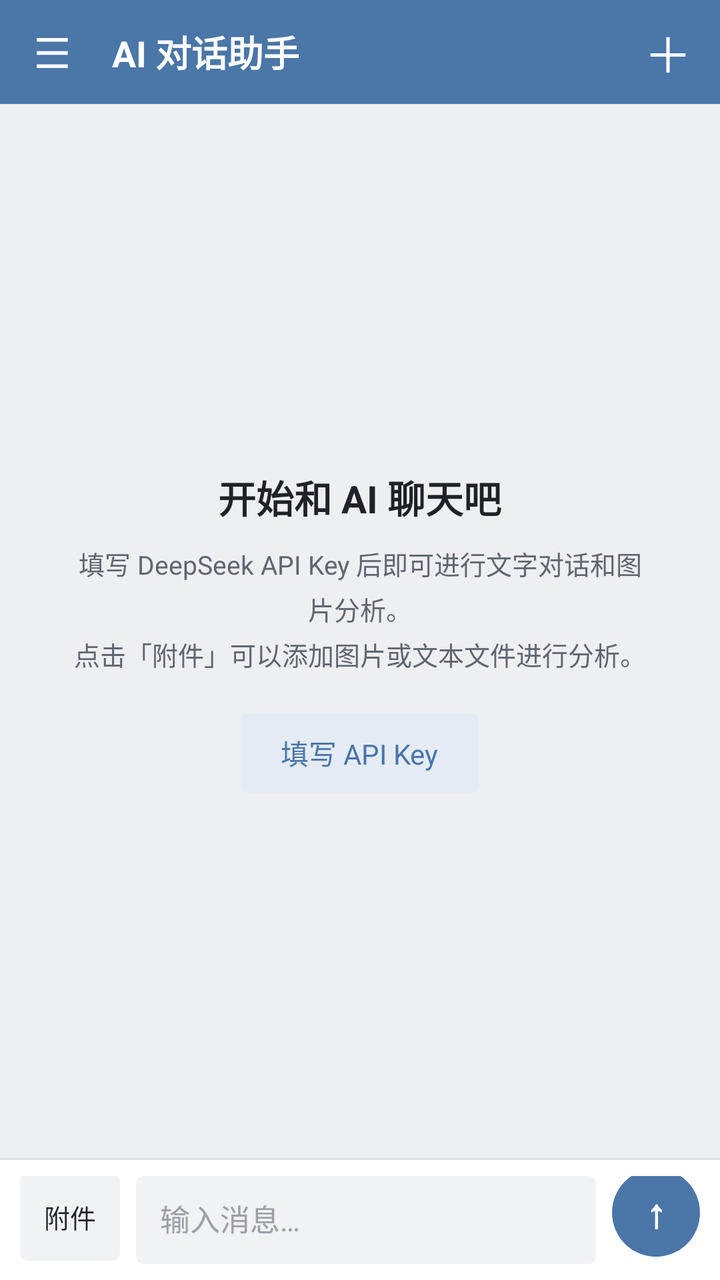
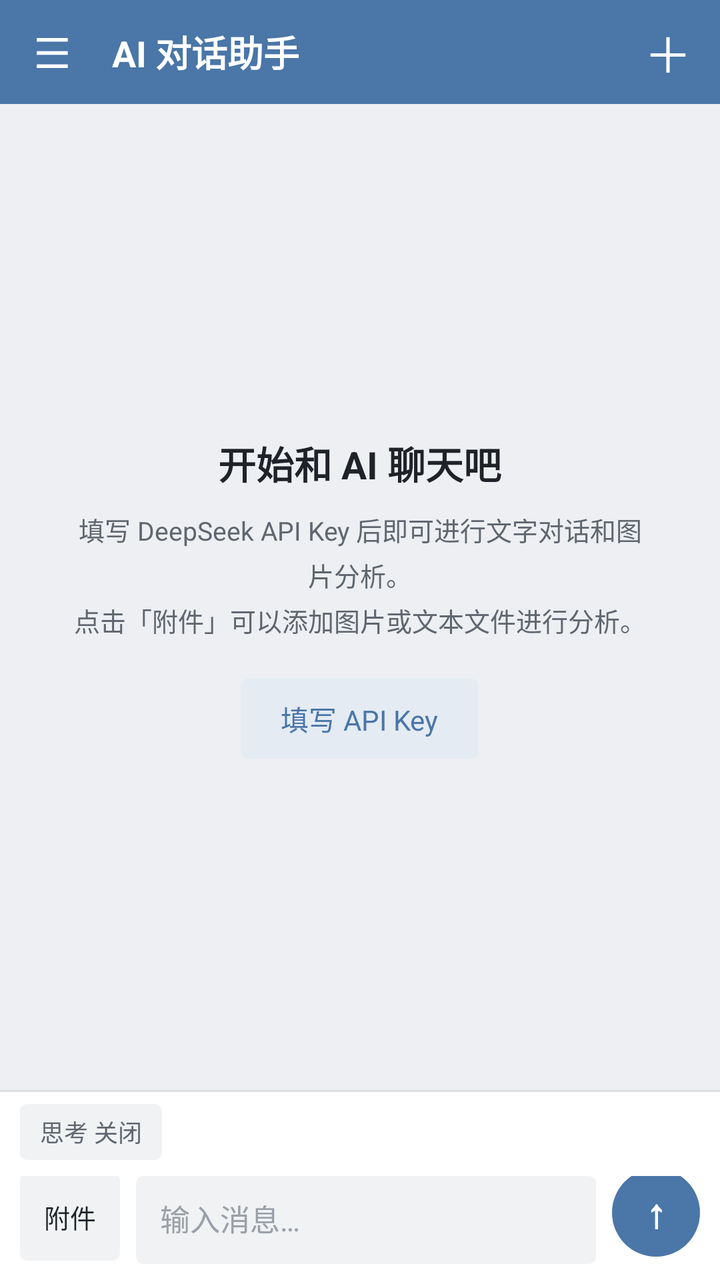

Two renders of the same Android screen: before a commit and after it. Below are the layout's source before the change and the commit's diff.
<!-- AndroidManifest.xml: application theme AppTheme -->
<!-- res/layout/activity_main.xml -->
<?xml version="1.0" encoding="utf-8"?>
<FrameLayout xmlns:android="http://schemas.android.com/apk/res/android"
    android:layout_width="match_parent"
    android:layout_height="match_parent">

    <LinearLayout
        android:layout_width="match_parent"
        android:layout_height="match_parent"
        android:background="@color/bg_page"
        android:orientation="vertical">

        
        <LinearLayout
            android:layout_width="match_parent"
            android:layout_height="52dp"
            android:background="@color/top_bar"
            android:gravity="center_vertical"
            android:orientation="horizontal">

            <TextView
                android:id="@+id/drawer_button"
                android:layout_width="52dp"
                android:layout_height="52dp"
                android:background="@drawable/bg_row_ripple"
                android:contentDescription="打开会话列表"
                android:gravity="center"
                android:text="☰"
                android:textColor="@color/top_bar_text"
                android:textSize="21sp" />

            <TextView
                android:layout_width="0dp"
                android:layout_height="wrap_content"
                android:layout_weight="1"
                android:ellipsize="end"
                android:paddingLeft="4dp"
                android:singleLine="true"
                android:text="@string/app_name"
                android:textColor="@color/top_bar_text"
                android:textSize="18sp"
                android:textStyle="bold" />

            <TextView
                android:id="@+id/top_new_button"
                android:layout_width="52dp"
                android:layout_height="52dp"
                android:background="@drawable/bg_row_ripple"
                android:contentDescription="新建对话"
                android:gravity="center"
                android:text="＋"
                android:textColor="@color/top_bar_text"
                android:textSize="24sp" />
        </LinearLayout>

        <FrameLayout
            android:layout_width="match_parent"
            android:layout_height="0dp"
            android:layout_weight="1">

            <ListView
                android:id="@+id/message_list"
                android:layout_width="match_parent"
                android:layout_height="match_parent"
                android:cacheColorHint="#00000000"
                android:clipToPadding="false"
                android:divider="@null"
                android:dividerHeight="0dp"
                android:paddingBottom="8dp"
                android:paddingTop="8dp"
                android:scrollbars="none"
                android:stackFromBottom="true"
                android:transcriptMode="normal" />

            <LinearLayout
                android:id="@+id/empty_state"
                android:layout_width="match_parent"
                android:layout_height="match_parent"
                android:gravity="center"
                android:orientation="vertical"
                android:paddingLeft="36dp"
                android:paddingRight="36dp">

                <TextView
                    android:layout_width="wrap_content"
                    android:layout_height="wrap_content"
                    android:text="开始和 AI 聊天吧"
                    android:textColor="@color/text_primary"
                    android:textSize="19sp"
                    android:textStyle="bold" />

                <TextView
                    android:layout_width="match_parent"
                    android:layout_height="wrap_content"
                    android:layout_marginTop="10dp"
                    android:gravity="center"
                    android:lineSpacingExtra="4dp"
                    android:text="@string/empty_hint"
                    android:textColor="@color/text_secondary"
                    android:textSize="13sp" />

                <TextView
                    android:id="@+id/empty_settings_button"
                    android:layout_width="wrap_content"
                    android:layout_height="40dp"
                    android:layout_marginTop="20dp"
                    android:background="@drawable/bg_button_secondary"
                    android:gravity="center"
                    android:paddingLeft="20dp"
                    android:paddingRight="20dp"
                    android:text="填写 API Key"
                    android:textColor="@color/brand"
                    android:textSize="14sp" />
            </LinearLayout>
        </FrameLayout>

        <LinearLayout
            android:id="@+id/status_row"
            android:layout_width="match_parent"
            android:layout_height="wrap_content"
            android:background="@color/bg_soft"
            android:gravity="center_vertical"
            android:orientation="horizontal"
            android:paddingBottom="6dp"
            android:paddingLeft="16dp"
            android:paddingRight="16dp"
            android:paddingTop="6dp"
            android:visibility="gone">

            <ProgressBar
                android:id="@+id/status_progress"
                style="?android:attr/progressBarStyleSmall"
                android:layout_width="18dp"
                android:layout_height="18dp" />

            <TextView
                android:id="@+id/status_text"
                android:layout_width="wrap_content"
                android:layout_height="wrap_content"
                android:layout_marginLeft="8dp"
                android:text="正在思考…"
                android:textColor="@color/text_secondary"
                android:textSize="12sp" />
        </LinearLayout>

        <LinearLayout
            android:id="@+id/attachment_row"
            android:layout_width="match_parent"
            android:layout_height="wrap_content"
            android:layout_marginBottom="2dp"
            android:layout_marginLeft="10dp"
            android:layout_marginRight="10dp"
            android:background="@drawable/bg_chip"
            android:gravity="center_vertical"
            android:orientation="horizontal"
            android:padding="8dp"
            android:visibility="gone">

            <FrameLayout
                android:layout_width="40dp"
                android:layout_height="40dp">

                <ImageView
                    android:id="@+id/attachment_thumb"
                    android:layout_width="40dp"
                    android:layout_height="40dp"
                    android:background="@drawable/bg_thumb"
                    android:contentDescription="附件预览"
                    android:scaleType="centerCrop"
                    android:visibility="gone" />

                <TextView
                    android:id="@+id/attachment_badge"
                    android:layout_width="40dp"
                    android:layout_height="40dp"
                    android:background="@drawable/bg_badge"
                    android:gravity="center"
                    android:text="TXT"
                    android:textColor="@color/brand"
                    android:textSize="11sp"
                    android:textStyle="bold"
                    android:visibility="gone" />
            </FrameLayout>

            <TextView
                android:id="@+id/attachment_name"
                android:layout_width="0dp"
                android:layout_height="wrap_content"
                android:layout_marginLeft="10dp"
                android:layout_weight="1"
                android:ellipsize="middle"
                android:singleLine="true"
                android:textColor="@color/text_primary"
                android:textSize="13sp" />

            <TextView
                android:id="@+id/attachment_remove"
                android:layout_width="34dp"
                android:layout_height="34dp"
                android:gravity="center"
                android:text="×"
                android:textColor="@color/text_secondary"
                android:textSize="20sp" />
        </LinearLayout>

        <View
            android:layout_width="match_parent"
            android:layout_height="1dp"
            android:background="@color/divider" />

        
        <LinearLayout
            android:layout_width="match_parent"
            android:layout_height="wrap_content"
            android:background="@color/surface"
            android:gravity="bottom"
            android:orientation="horizontal"
            android:paddingBottom="8dp"
            android:paddingLeft="10dp"
            android:paddingRight="10dp"
            android:paddingTop="8dp">

            <TextView
                android:id="@+id/attach_button"
                android:layout_width="wrap_content"
                android:layout_height="44dp"
                android:background="@drawable/bg_chip"
                android:gravity="center"
                android:paddingLeft="12dp"
                android:paddingRight="12dp"
                android:text="附件"
                android:textColor="@color/text_primary"
                android:textSize="13sp" />

            <EditText
                android:id="@+id/input"
                android:layout_width="0dp"
                android:layout_height="wrap_content"
                android:layout_marginLeft="8dp"
                android:layout_weight="1"
                android:background="@drawable/bg_input"
                android:gravity="top"
                android:hint="输入消息…"
                android:inputType="textCapSentences|textMultiLine"
                android:maxLines="5"
                android:minHeight="44dp"
                android:paddingBottom="10dp"
                android:paddingLeft="12dp"
                android:paddingRight="12dp"
                android:paddingTop="10dp"
                android:textColor="@color/text_primary"
                android:textColorHint="@color/text_hint"
                android:textSize="15sp" />

            <TextView
                android:id="@+id/send_button"
                android:layout_width="44dp"
                android:layout_height="44dp"
                android:layout_marginLeft="8dp"
                android:background="@drawable/bg_send_circle"
                android:contentDescription="发送"
                android:gravity="center"
                android:text="↑"
                android:textColor="@color/white"
                android:textSize="20sp"
                android:textStyle="bold" />
        </LinearLayout>

    </LinearLayout>

    <View
        android:id="@+id/drawer_scrim"
        android:layout_width="match_parent"
        android:layout_height="match_parent"
        android:background="@color/scrim"
        android:visibility="gone" />

    <LinearLayout
        android:id="@+id/drawer_panel"
        android:layout_width="300dp"
        android:layout_height="match_parent"
        android:background="@color/surface"
        android:orientation="vertical"
        android:visibility="gone">

        <LinearLayout
            android:layout_width="match_parent"
            android:layout_height="52dp"
            android:background="@color/top_bar"
            android:gravity="center_vertical"
            android:orientation="horizontal"
            android:paddingLeft="16dp"
            android:paddingRight="10dp">

            <TextView
                android:layout_width="0dp"
                android:layout_height="wrap_content"
                android:layout_weight="1"
                android:text="对话"
                android:textColor="@color/top_bar_text"
                android:textSize="17sp"
                android:textStyle="bold" />

            <TextView
                android:id="@+id/new_conversation_button"
                android:layout_width="wrap_content"
                android:layout_height="40dp"
                android:gravity="center"
                android:paddingLeft="10dp"
                android:paddingRight="10dp"
                android:text="＋ 新建"
                android:textColor="@color/top_bar_text"
                android:textSize="13sp" />
        </LinearLayout>

        <EditText
            android:id="@+id/drawer_search"
            android:layout_width="match_parent"
            android:layout_height="38dp"
            android:layout_marginBottom="6dp"
            android:layout_marginLeft="10dp"
            android:layout_marginRight="10dp"
            android:layout_marginTop="10dp"
            android:background="@drawable/bg_search"
            android:hint="搜索对话或消息"
            android:inputType="text"
            android:paddingLeft="10dp"
            android:paddingRight="10dp"
            android:singleLine="true"
            android:textColor="@color/text_primary"
            android:textColorHint="@color/text_hint"
            android:textSize="13sp" />

        <ListView
            android:id="@+id/conversation_list"
            android:layout_width="match_parent"
            android:layout_height="0dp"
            android:layout_weight="1"
            android:cacheColorHint="#00000000"
            android:divider="@color/divider"
            android:dividerHeight="1dp"
            android:paddingBottom="2dp"
            android:paddingTop="2dp"
            android:scrollbars="none" />

        <View
            android:layout_width="match_parent"
            android:layout_height="1dp"
            android:background="@color/divider" />

        <TextView
            android:id="@+id/usage_summary"
            android:layout_width="match_parent"
            android:layout_height="wrap_content"
            android:background="@drawable/bg_row_ripple"
            android:paddingBottom="10dp"
            android:paddingLeft="16dp"
            android:paddingRight="16dp"
            android:paddingTop="10dp"
            android:text="本会话暂无 token 用量"
            android:textColor="@color/text_hint"
            android:textSize="11sp" />

        <View
            android:layout_width="match_parent"
            android:layout_height="1dp"
            android:background="@color/divider" />

        <LinearLayout
            android:id="@+id/drawer_settings_button"
            style="@style/SettingsRow"
            android:layout_height="52dp">

            <TextView
                android:layout_width="wrap_content"
                android:layout_height="wrap_content"
                android:text="设置"
                android:textColor="@color/text_primary"
                android:textSize="14sp" />

            <TextView
                android:layout_width="0dp"
                android:layout_height="wrap_content"
                android:layout_marginLeft="10dp"
                android:layout_weight="1"
                android:text="接口、模型与费用单价"
                android:textColor="@color/text_hint"
                android:textSize="11sp" />

            <TextView
                android:layout_width="wrap_content"
                android:layout_height="wrap_content"
                android:text="›"
                android:textColor="@color/text_hint"
                android:textSize="20sp" />
        </LinearLayout>

    </LinearLayout>

</FrameLayout>
<!-- resources referenced by this layout -->
<resources>
  <color name="bg_page">#EDEFF2</color>
  <color name="bg_soft">#F4F5F7</color>
  <color name="brand">#4A76A8</color>
  <color name="divider">#DCE0E5</color>
  <color name="scrim">#99000000</color>
  <color name="surface">#FFFFFF</color>
  <color name="text_hint">#9AA0A8</color>
  <color name="text_primary">#1F2329</color>
  <color name="text_secondary">#5F6670</color>
  <color name="top_bar">#4A76A8</color>
  <color name="top_bar_text">#FFFFFF</color>
  <color name="white">#FFFFFF</color>
  <!-- drawable bg_badge (drawable) -->
  <?xml version="1.0" encoding="utf-8"?>
  <shape xmlns:android="http://schemas.android.com/apk/res/android" android:shape="rectangle">
      <solid android:color="@color/badge_bg" />
      <corners android:radius="10dp" />
  </shape>
  <!-- drawable bg_chip (drawable) -->
  <?xml version="1.0" encoding="utf-8"?>
  <shape xmlns:android="http://schemas.android.com/apk/res/android" android:shape="rectangle">
      <solid android:color="@color/input_bg" />
      <corners android:radius="4dp" />
  </shape>
  <!-- drawable bg_input (drawable) -->
  <?xml version="1.0" encoding="utf-8"?>
  <shape xmlns:android="http://schemas.android.com/apk/res/android" android:shape="rectangle">
      <solid android:color="@color/input_bg" />
      <corners android:radius="4dp" />
  </shape>
  <!-- drawable bg_search (drawable) -->
  <?xml version="1.0" encoding="utf-8"?>
  <shape xmlns:android="http://schemas.android.com/apk/res/android" android:shape="rectangle">
      <solid android:color="@color/input_bg" />
      <corners android:radius="4dp" />
  </shape>
  <!-- drawable bg_send_circle (drawable) -->
  <?xml version="1.0" encoding="utf-8"?>
  <selector xmlns:android="http://schemas.android.com/apk/res/android">
      <item android:state_pressed="true">
          <shape android:shape="oval">
              <solid android:color="@color/brand_dark" />
          </shape>
      </item>
      <item>
          <shape android:shape="oval">
              <solid android:color="@color/brand" />
          </shape>
      </item>
  </selector>
  <!-- drawable bg_thumb (drawable) -->
  <?xml version="1.0" encoding="utf-8"?>
  <shape xmlns:android="http://schemas.android.com/apk/res/android" android:shape="rectangle">
      <solid android:color="@color/thumb_bg" />
      <corners android:radius="10dp" />
  </shape>
  <string name="app_name">AI 对话助手</string>
  <string name="empty_hint">填写 DeepSeek API Key 后即可进行文字对话和图片分析。\n点击「附件」可以添加图片或文本文件进行分析。</string>
  <style name="SettingsRow">
          <item name="android:layout_width">match_parent</item>
          <item name="android:layout_height">52dp</item>
          <item name="android:gravity">center_vertical</item>
          <item name="android:orientation">horizontal</item>
          <item name="android:paddingLeft">16dp</item>
          <item name="android:paddingRight">16dp</item>
          <item name="android:background">@drawable/bg_row_ripple</item>
      </style>
  <style name="AppTheme" parent="AppTheme.Base" />
  <color name="badge_bg">#E4EBF3</color>
  <color name="brand_light_pressed">#D5E0EA</color>
  <color name="brand_light">#E4EBF3</color>
  <color name="input_bg">#F0F2F4</color>
  <color name="row_pressed">#E4EAF0</color>
  <color name="brand_dark">#3D628C</color>
  <color name="thumb_bg">#DCE0E5</color>
  <style name="AppTheme.Base" parent="android:Theme.Holo.Light.NoActionBar">
          <item name="android:windowBackground">@color/bg_page</item>
          <item name="android:textColorPrimary">@color/text_primary</item>
          <item name="android:textColorSecondary">@color/text_secondary</item>
          <item name="android:windowSoftInputMode">adjustResize</item>
      </style>
  <!-- unchanged entries left out for length: 2 -->
</resources>

<!-- the commit's change to res/layout/activity_main.xml (unified diff, before → after) -->
@@ -206,6 +206,29 @@
             android:layout_width="match_parent"
             android:layout_height="1dp"
             android:background="@color/divider" />
+
+        
+        <LinearLayout
+            android:layout_width="match_parent"
+            android:layout_height="wrap_content"
+            android:background="@color/surface"
+            android:orientation="horizontal"
+            android:paddingLeft="10dp"
+            android:paddingRight="10dp"
+            android:paddingTop="6dp">
+
+            <TextView
+                android:id="@+id/thinking_button"
+                android:layout_width="wrap_content"
+                android:layout_height="28dp"
+                android:background="@drawable/bg_chip"
+                android:gravity="center"
+                android:paddingLeft="10dp"
+                android:paddingRight="10dp"
+                android:text="思考 关闭"
+                android:textColor="@color/text_secondary"
+                android:textSize="12sp" />
+        </LinearLayout>
 
         
         <LinearLayout
